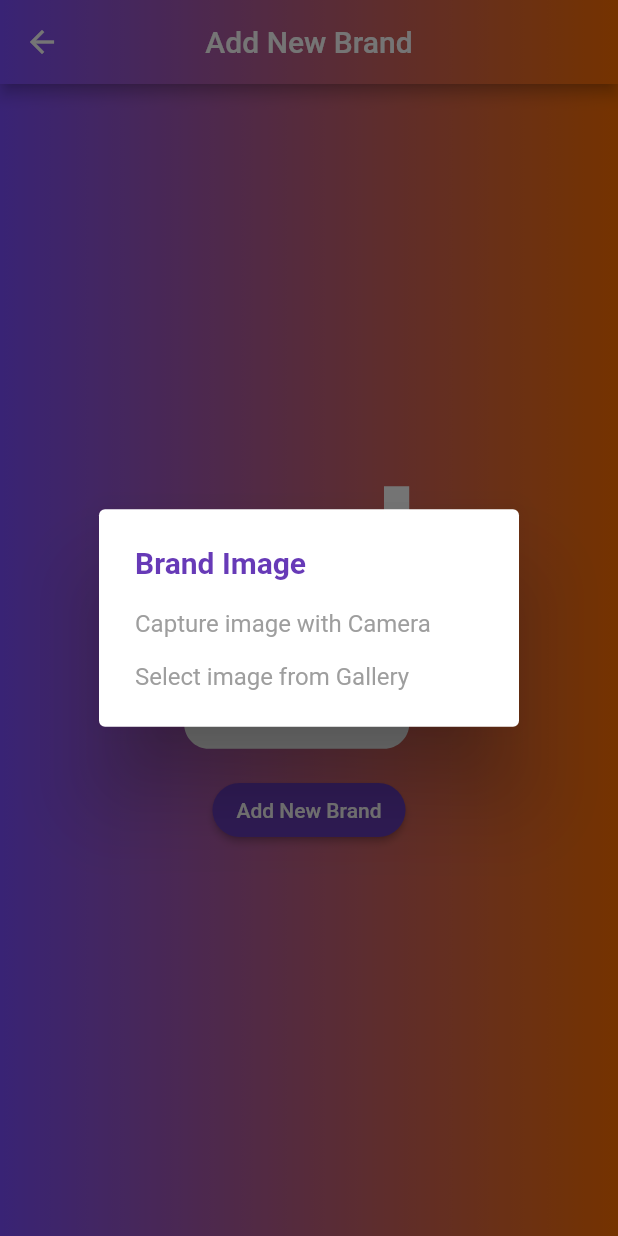
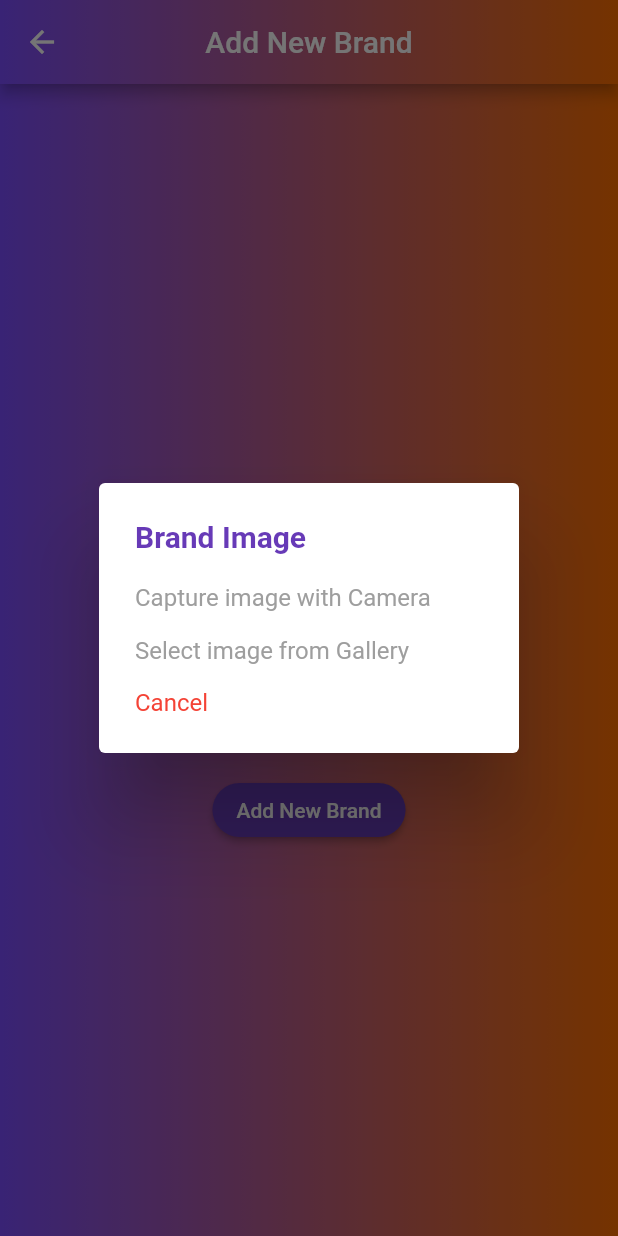
Before and after one commit to Devsaci/sellers_app, a Flutter app: the UploadBrandsScreen screen opened directly, after a tap on "Add New Brand", on a phone screen of 412 x 824 dp. Run offline on Flutter 3.47's test engine with Material 2 defaults, Android fonts, the phone set to English and light mode, and no system bars; our stand-ins replace cloud_firestore, firebase_auth, firebase_core, firebase_storage, fluttertoast, image_picker and 1 more; accounts and stored records are empty.

Commit message:
SimpleDialogOption "Cancel"

```diff
--- a/lib/brandsScreens/upload_brands_screen.dart
+++ b/lib/brandsScreens/upload_brands_screen.dart
@@ -91,6 +91,15 @@ class _UploadBrandsScreenStateState extends State<UploadBrandsScreen> {
               child: const Text("Select image from Gallery",
                   style: TextStyle(color: Colors.grey)),
             ),
+            SimpleDialogOption(
+              onPressed: () {},
+              child: const Text(
+                "Cancel",
+                style: TextStyle(
+                  color: Colors.red,
+                ),
+              ),
+            ),
           ],
         );
       },
```
